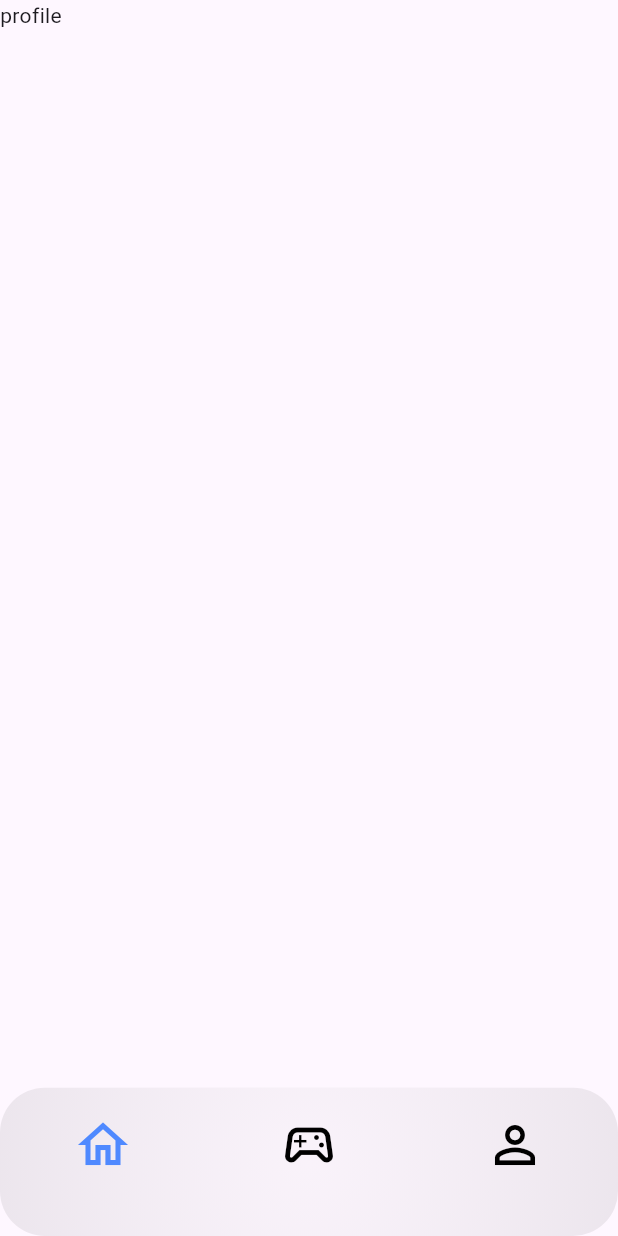
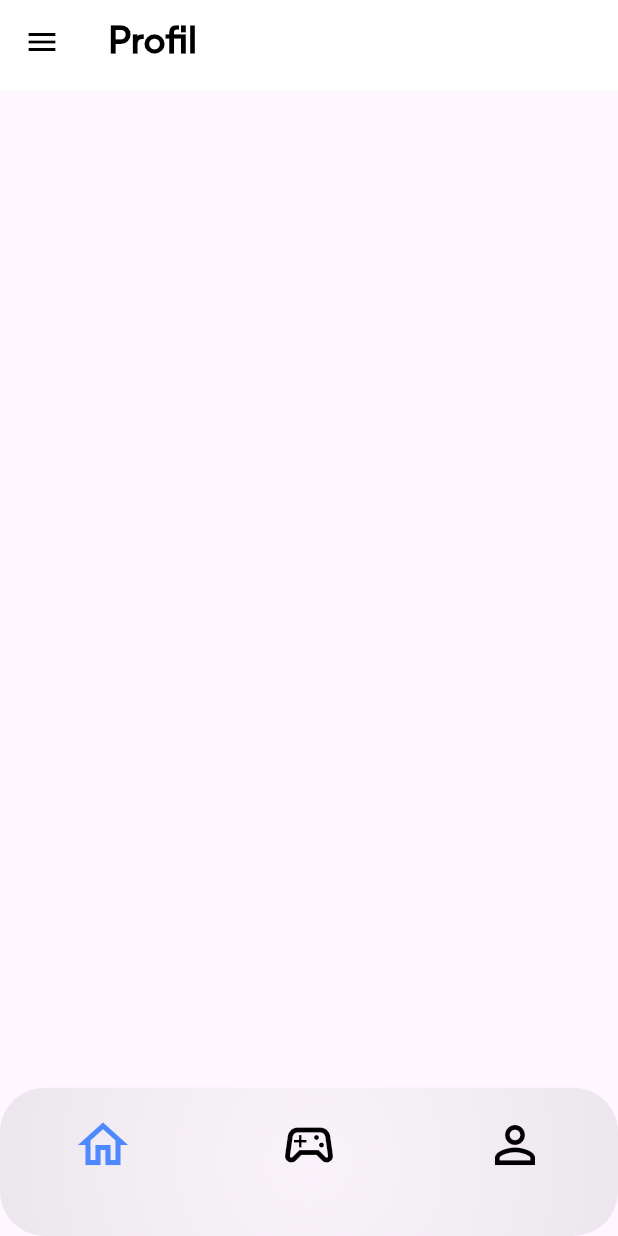
Before and after one commit to sqsiek0/inzynieria-aplikacja, a Flutter app: the Profile screen opened by its route, on a phone screen of 412 x 824 dp. Run offline on Flutter 3.47's test engine with Material 3 defaults, Android fonts, the phone set to English and light mode, and no system bars; our stand-ins replace bloc, device_preview, flutter_bloc, flutter_map, geocoding, geolocator and 2 more.

Commit message:
profile page wait for development

```diff
--- a/lib/app/router/router.dart
+++ b/lib/app/router/router.dart
@@ -2,10 +2,11 @@ import 'package:flutter/material.dart';
 import 'package:go_router/go_router.dart';
 import 'package:robot_controller/controller/view/controller.dart';
 import 'package:robot_controller/home/view/home.dart';
-import 'package:robot_controller/trying/profile.dart';
+import 'package:robot_controller/profile/view/profile.dart';
 
 final GlobalKey<ScaffoldState> key = GlobalKey();
 final GlobalKey<ScaffoldState> keyController = GlobalKey();
+final GlobalKey<ScaffoldState> profileController = GlobalKey();
 
 class AppRouter {
   static final GoRouter _router = GoRouter(
@@ -26,7 +27,10 @@ class AppRouter {
       ),
       GoRoute(
         path: '/profile',
-        pageBuilder: (context, state) => const MaterialPage(child: Profile()),
+        pageBuilder: (context, state) => MaterialPage(
+            child: Profile(
+          globalKey: profileController,
+        )),
       )
     ],
   );
--- /dev/null
+++ b/lib/profile/view/profile.dart
@@ -0,0 +1,65 @@
+import 'package:flutter/material.dart';
+import 'package:flutter_bloc/flutter_bloc.dart';
+import 'package:robot_controller/app/bloc/app_bloc.dart';
+import 'package:robot_controller/app/view/widgets/app_bottom_bar.dart';
+import 'package:robot_controller/app/view/widgets/app_drawer.dart';
+import 'package:robot_controller/app/view/widgets/app_top_bar.dart';
+
+class Profile extends StatefulWidget {
+  const Profile({super.key, required this.globalKey});
+  final GlobalKey<ScaffoldState> globalKey;
+
+  @override
+  State<Profile> createState() => _ProfileState();
+}
+
+class _ProfileState extends State<Profile> {
+  late ScrollController scrollController;
+  double opacity = 1;
+
+  @override
+  void initState() {
+    scrollController = ScrollController()
+      ..addListener(() {
+        setState(() {
+          if (scrollController.offset > 0) {
+            opacity = 0.5;
+          } else {
+            opacity = 1;
+          }
+        });
+      });
+    super.initState();
+  }
+
+  @override
+  Widget build(BuildContext context) {
+    return Scaffold(
+      key: widget.globalKey,
+      drawer: const AppDrawer(),
+      body: Stack(
+        alignment: Alignment.bottomCenter,
+        children: [
+          CustomScrollView(
+            controller: scrollController,
+            slivers: [
+              AppTopBar(
+                title: 'Profil',
+                opacity: opacity,
+                globalKey: widget.globalKey,
+              ),
+              SliverToBoxAdapter(
+                child: Container(),
+              )
+            ],
+          ),
+          Positioned(
+            child: AppBottomBar(
+              appTabState: context.watch<AppBloc>().state.appTabState,
+            ),
+          )
+        ],
+      ),
+    );
+  }
+}
--- a/lib/trying/cart.dart
+++ /dev/null
@@ -1,19 +0,0 @@
-import 'package:flutter/material.dart';
-import 'package:flutter_bloc/flutter_bloc.dart';
-import 'package:robot_controller/app/bloc/app_bloc.dart';
-import 'package:robot_controller/app/view/widgets/app_bottom_bar.dart';
-import 'package:robot_controller/app/view/widgets/app_top_bar.dart';
-
-class Cart extends StatelessWidget {
-  const Cart({super.key});
-
-  @override
-  Widget build(BuildContext context) {
-    return Scaffold(
-        bottomNavigationBar: AppBottomBar(
-            appTabState: context.read<AppBloc>().state.appTabState),
-        body: const SafeArea(
-          child: Text('cart'),
-        ));
-  }
-}
--- a/lib/trying/profile.dart
+++ /dev/null
@@ -1,16 +0,0 @@
-import 'package:flutter/material.dart';
-import 'package:flutter_bloc/flutter_bloc.dart';
-import 'package:robot_controller/app/bloc/app_bloc.dart';
-import 'package:robot_controller/app/view/widgets/app_bottom_bar.dart';
-
-class Profile extends StatelessWidget {
-  const Profile({super.key});
-
-  @override
-  Widget build(BuildContext context) {
-    return Scaffold(
-        bottomNavigationBar: AppBottomBar(
-            appTabState: context.read<AppBloc>().state.appTabState),
-        body: const SafeArea(child: Text('profile')));
-  }
-}
```
